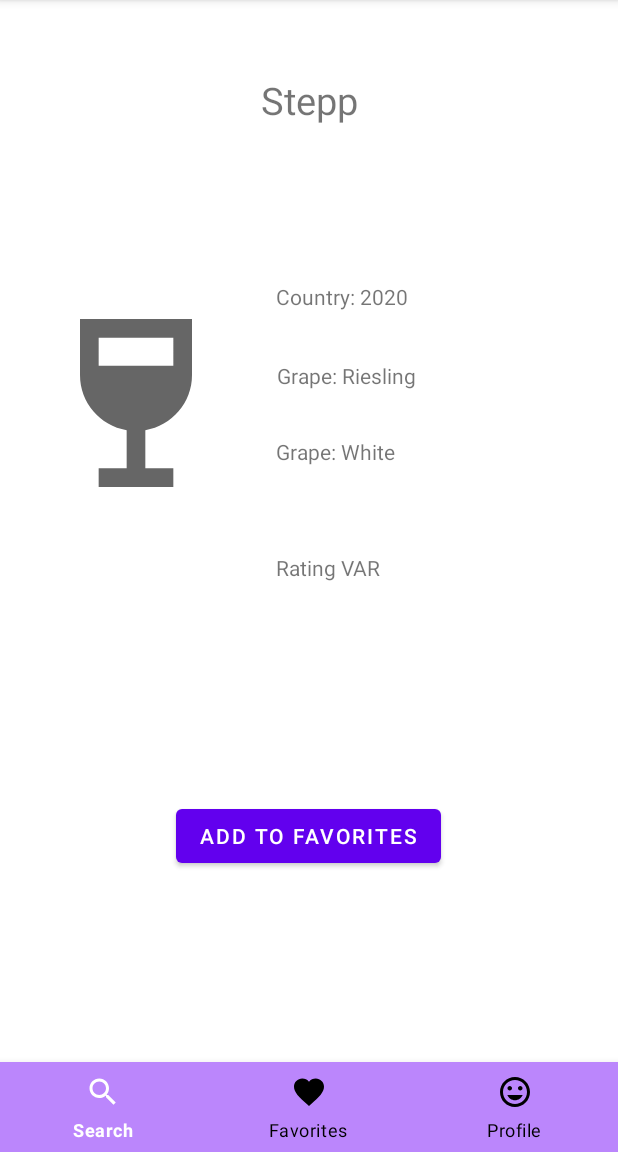
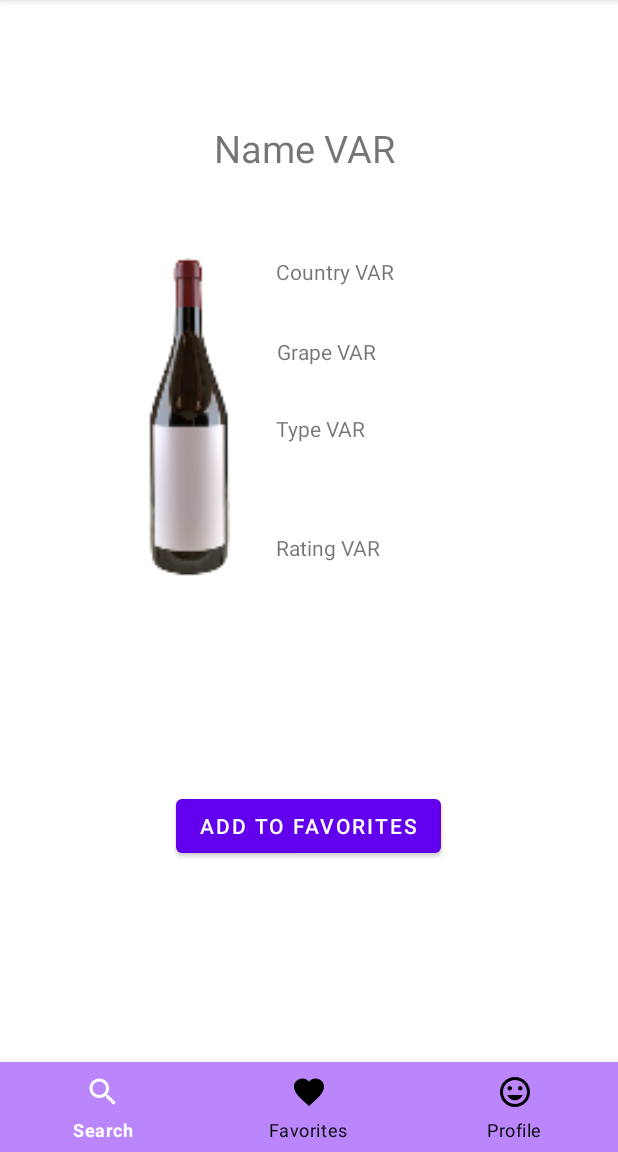
Before and after one commit to vict1311/goodGrapesSecond, an Android app: the wineDisplay screen opened directly, with no data from a screen before it, on a phone screen of 412 x 824 dp, the part 84-1236 px from its top. Run offline under Robolectric (Android 15) with nearby library versions, the light colour scheme and no system bars; 4 statements that could not run were skipped.

Commit message:
OpeningWineDisplay
We have created the feature of opening WineDisplay both from AllWines and Favorites. This opens the WineDisplay for the specific Wine you have chosen by using a global static variable, like we do with the User and UserLibrary.

```diff
--- a/app/src/main/AndroidManifest.xml
+++ b/app/src/main/AndroidManifest.xml
@@ -14,7 +14,8 @@
             android:exported="false" />
         <activity
             android:name=".AllWines"
-            android:exported="false" />
+            android:exported="false"/>
+
         <activity
             android:name=".Profile"
             android:exported="false" />
--- a/app/src/main/java/com/example/goodgrapessecond/wineDisplay.java
+++ b/app/src/main/java/com/example/goodgrapessecond/wineDisplay.java
@@ -15,31 +15,13 @@ import com.google.android.material.bottomnavigation.BottomNavigationView;
 
 public class wineDisplay extends AppCompatActivity {
 
-    public void browseAllWines(LinearLayout linearLayout) {
-        for (int i = 0; i < MainActivity.wineList.size(); i++) {
-            TextView newText = new TextView(this);
-            newText.setText("Name:" + MainActivity.wineList.get(i).name + "\r\n" + "Type: " + MainActivity.wineList.get(i).type
-                    + "\r\n" + "Grape: " + MainActivity.wineList.get(i).grape + "\r\n" + "Year: " + String.valueOf(MainActivity.wineList.get(i).year) + "\r\n");
-            newText.setId(i);
-            linearLayout.addView(newText);
-
-            // this should open the Wine Display interface component, and send the id to that component so when we press add to library the id can be added
-            newText.setOnClickListener(new View.OnClickListener() {
-                                           public void onClick(View v) {
-                                               newText.setBackgroundColor(getResources().getColor(R.color.teal_700));
-                                           }
-                                       }
-            );
-        }
-    }
-
     @Override
     protected void onCreate(Bundle savedInstanceState) {
         super.onCreate(savedInstanceState);
         setContentView(R.layout.activity_wine_display);
 
         BottomNavigationView bottomNavigationView=findViewById(R.id.bottom_navigation);
-        bottomNavigationView.setSelectedItemId(R.id.search);
+
 
         bottomNavigationView.setOnNavigationItemSelectedListener(new BottomNavigationView.OnNavigationItemSelectedListener() {
             @Override
@@ -55,42 +37,34 @@ public class wineDisplay extends AppCompatActivity {
                         overridePendingTransition(0,0);
                         return true;
                     case R.id.profile:
-                        startActivity(new Intent(getApplicationContext(),Profile.class));
+                        startActivity(new Intent(wineDisplay.this,Profile.class));
                         overridePendingTransition(0,0);
                         return true;
                 }
                 return false;
             }
         });
-/* prøver at få knappen til at virke :(
-        button = (Button) findViewById(R.id.addRemove);
-        button.setOnClickListener(new View.OnClickListener() {
-            @Override
-            public void onClick(View view) {
-                open();
-            }
-        });
-        */
 
 
+        // set the wineToShow to be the one stored in currentWine
+        Wine wineToShow = MainActivity.currentWine;
 
-
-        final TextView textViewToChangeName = (TextView) findViewById(R.id.nameVAR);
+        TextView textViewToChangeName = (TextView) findViewById(R.id.nameVAR);
         textViewToChangeName.setText(
-                "" + MainActivity.wineList.get(1).name);
+                "" + wineToShow.name);
 
         // we use year as a placeholder for country :)
-        final TextView textViewToChangeCountry = (TextView) findViewById(R.id.countryVAR);
+        TextView textViewToChangeCountry = (TextView) findViewById(R.id.countryVAR);
         textViewToChangeCountry.setText(
-                "Country: " + MainActivity.wineList.get(1).year);
+                "Country: " + wineToShow.year);
 
-        final TextView textViewToChangeGrape = (TextView) findViewById(R.id.grapeVAR);
+        TextView textViewToChangeGrape = (TextView) findViewById(R.id.grapeVAR);
         textViewToChangeGrape.setText(
-                "Grape: " + MainActivity.wineList.get(1).grape);
+                "Grape: " + wineToShow.grape);
 
-        final TextView textViewToChangeType = (TextView) findViewById(R.id.typeVAR);
+        TextView textViewToChangeType = (TextView) findViewById(R.id.typeVAR);
         textViewToChangeType.setText(
-                "Grape: " + MainActivity.wineList.get(1).type);
+                "Grape: " + wineToShow.type);
 
         /*final TextView textViewToChangeRating = (TextView) findViewById(R.id.ratingVAR);
         textViewToChangeRating.setText(
--- a/app/src/main/res/layout/activity_all_wines.xml
+++ b/app/src/main/res/layout/activity_all_wines.xml
@@ -6,6 +6,7 @@
     android:layout_height="match_parent"
     tools:context=".AllWines"
     android:background="#e5d3ea">
+
 
   <TextView
       android:id="@+id/textViewAllWine"
--- a/app/src/main/res/layout/activity_wine_display.xml
+++ b/app/src/main/res/layout/activity_wine_display.xml
@@ -5,6 +5,7 @@
     android:layout_width="match_parent"
     android:layout_height="match_parent"
     tools:context=".wineDisplay">
+
 
     <com.google.android.material.bottomnavigation.BottomNavigationView
         android:id="@+id/bottom_navigation"
@@ -21,27 +22,29 @@
 
     <ImageView
         android:id="@+id/imageView2"
-        android:layout_width="149dp"
-        android:layout_height="169dp"
+        android:layout_width="253dp"
+        android:layout_height="323dp"
         app:layout_constraintBottom_toTopOf="@+id/bottom_navigation"
         app:layout_constraintEnd_toEndOf="parent"
-        app:layout_constraintHorizontal_bias="0.061"
+        app:layout_constraintHorizontal_bias="0.0"
         app:layout_constraintStart_toStartOf="parent"
         app:layout_constraintTop_toTopOf="parent"
-        app:layout_constraintVertical_bias="0.342"
-        app:srcCompat="@drawable/ic_baseline_wine_bar_24" />
+        app:layout_constraintVertical_bias="0.304"
+        app:srcCompat="@mipmap/wine_bottle_foreground" />
 
     <TextView
         android:id="@+id/nameVAR"
         android:layout_width="171dp"
-        android:layout_height="86dp"
+        android:layout_height="35dp"
         android:text="Name VAR"
         android:textAlignment="center"
         android:textSize="25dp"
         app:layout_constraintBottom_toTopOf="@+id/imageView2"
         app:layout_constraintEnd_toEndOf="parent"
+        app:layout_constraintHorizontal_bias="0.487"
         app:layout_constraintStart_toStartOf="parent"
-        app:layout_constraintTop_toTopOf="parent" />
+        app:layout_constraintTop_toTopOf="parent"
+        app:layout_constraintVertical_bias="1.0" />
 
     <TextView
         android:id="@+id/countryVAR"
@@ -93,7 +96,6 @@
 
     <Button
         android:id="@+id/addRemove"
-        android:onClick="onActionClick"
         android:layout_width="wrap_content"
         android:layout_height="wrap_content"
         android:text="Add to Favorites"
```
Also changed, not shown: app/src/main/java/com/example/goodgrapessecond/AllWines.java (+19 -4 lines), app/src/main/java/com/example/goodgrapessecond/Favorites.java (+17 -4 lines), app/src/main/java/com/example/goodgrapessecond/MainActivity.java (+28 -1 lines), app/src/main/res/layout/activity_main.xml (+13 -0 lines), app/src/main/res/layout/activity_type_of_wine.xml (+1 -10 lines).
